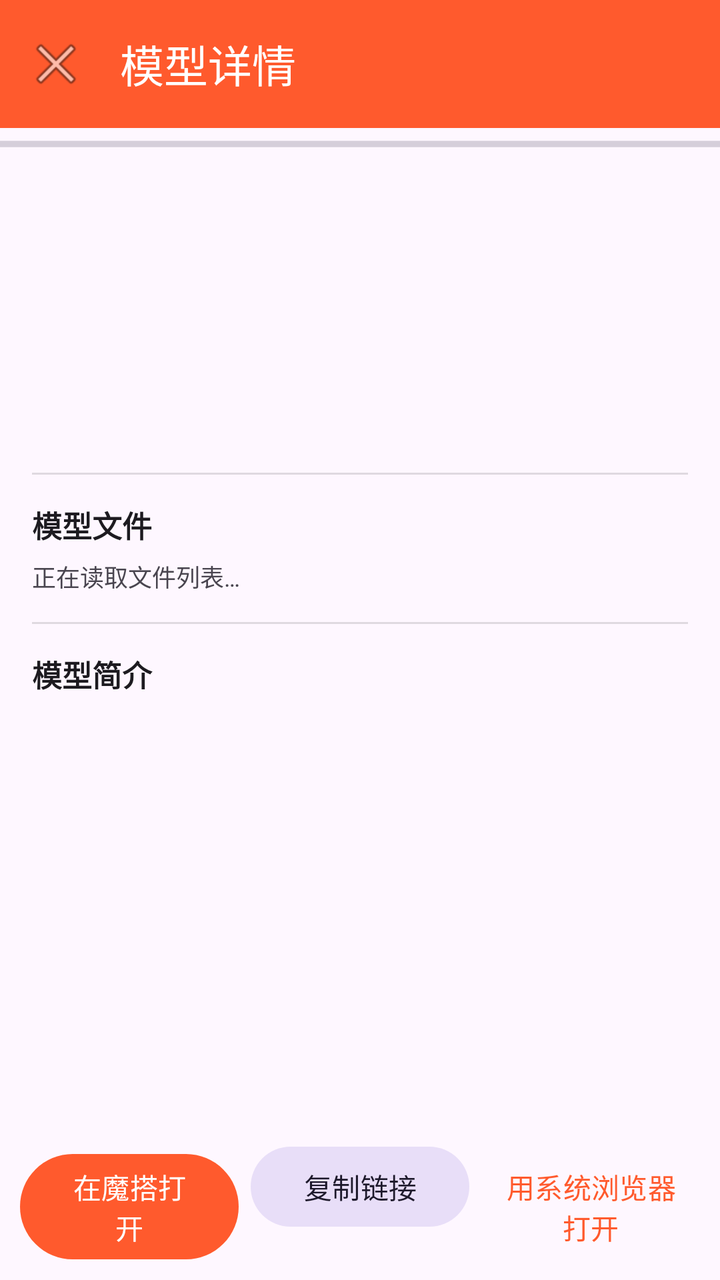
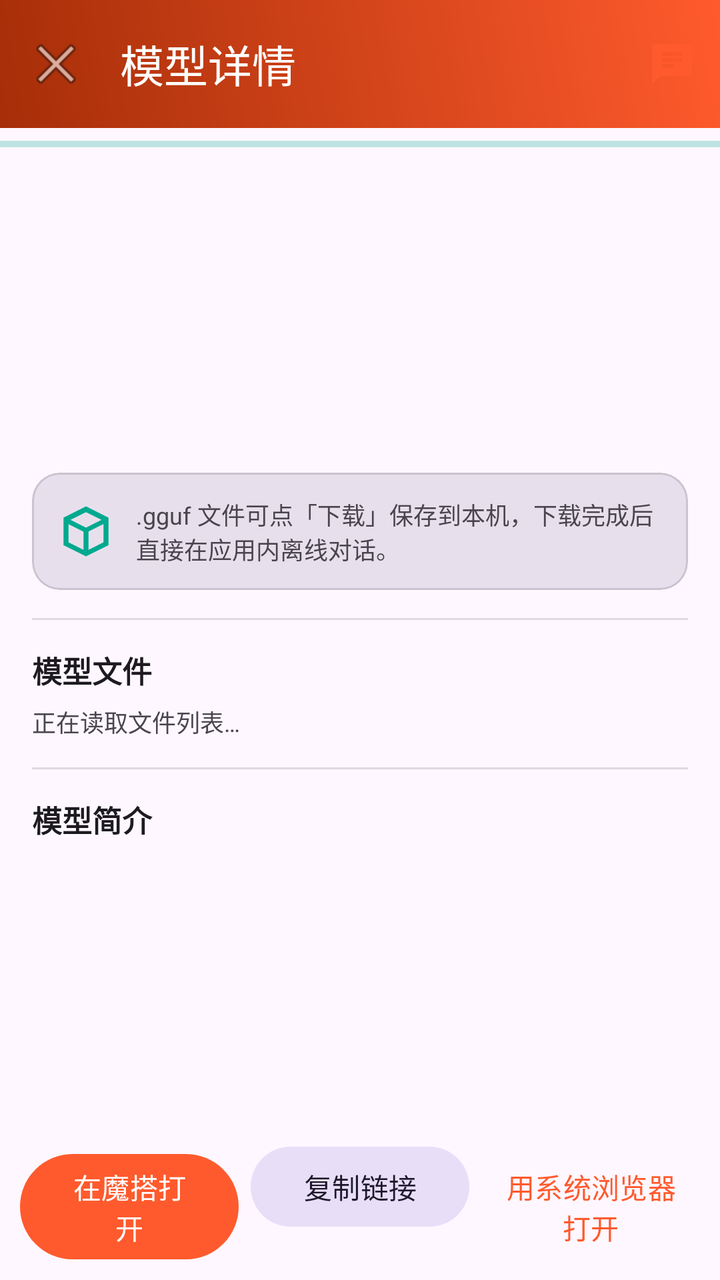

Before-and-after screenshots of an Android layout around one commit, followed by the original layout XML and the change that was made.
<!-- AndroidManifest.xml: application theme Theme.MScope -->
<!-- res/layout/activity_detail.xml -->
<?xml version="1.0" encoding="utf-8"?>
<LinearLayout xmlns:android="http://schemas.android.com/apk/res/android"
    xmlns:app="http://schemas.android.com/apk/res-auto"
    android:id="@+id/root"
    android:layout_width="match_parent"
    android:layout_height="match_parent"
    android:background="?attr/colorSurface"
    android:orientation="vertical">

    <com.google.android.material.appbar.MaterialToolbar
        android:id="@+id/dToolbar"
        android:layout_width="match_parent"
        android:layout_height="?attr/actionBarSize"
        android:background="@color/brand"
        app:navigationIcon="@android:drawable/ic_menu_close_clear_cancel"
        app:title="@string/detail_title"
        app:titleTextColor="@color/white" />

    <ProgressBar
        android:id="@+id/dProgress"
        style="?android:attr/progressBarStyleHorizontal"
        android:layout_width="match_parent"
        android:layout_height="wrap_content"
        android:indeterminate="true"
        android:visibility="visible" />

    <androidx.core.widget.NestedScrollView
        android:layout_width="match_parent"
        android:layout_height="0dp"
        android:layout_weight="1"
        android:fillViewport="true">

        <LinearLayout
            android:layout_width="match_parent"
            android:layout_height="wrap_content"
            android:orientation="vertical"
            android:padding="16dp">

            <TextView
                android:id="@+id/dTitle"
                android:layout_width="match_parent"
                android:layout_height="wrap_content"
                android:textColor="?android:attr/textColorPrimary"
                android:textSize="21sp"
                android:textStyle="bold" />

            <TextView
                android:id="@+id/dOwner"
                android:layout_width="match_parent"
                android:layout_height="wrap_content"
                android:layout_marginTop="4dp"
                android:textColor="?android:attr/textColorSecondary"
                android:textSize="13sp" />

            <TextView
                android:id="@+id/dMeta"
                android:layout_width="match_parent"
                android:layout_height="wrap_content"
                android:layout_marginTop="10dp"
                android:textColor="@color/brand"
                android:textSize="14sp" />

            <TextView
                android:id="@+id/dTask"
                android:layout_width="match_parent"
                android:layout_height="wrap_content"
                android:layout_marginTop="6dp"
                android:textColor="?android:attr/textColorPrimary"
                android:textSize="13sp" />

            <TextView
                android:id="@+id/dTime"
                android:layout_width="match_parent"
                android:layout_height="wrap_content"
                android:layout_marginTop="6dp"
                android:textColor="?android:attr/textColorSecondary"
                android:textSize="13sp" />

            <View
                android:layout_width="match_parent"
                android:layout_height="1dp"
                android:layout_marginTop="14dp"
                android:layout_marginBottom="14dp"
                android:background="?android:attr/listDivider" />

            <TextView
                android:layout_width="match_parent"
                android:layout_height="wrap_content"
                android:text="@string/files_title"
                android:textColor="?android:attr/textColorPrimary"
                android:textSize="15sp"
                android:textStyle="bold" />

            <TextView
                android:id="@+id/dFilesStatus"
                android:layout_width="match_parent"
                android:layout_height="wrap_content"
                android:layout_marginTop="6dp"
                android:text="@string/files_loading"
                android:textColor="?android:attr/textColorSecondary"
                android:textSize="12sp" />

            <androidx.recyclerview.widget.RecyclerView
                android:id="@+id/dFiles"
                android:layout_width="match_parent"
                android:layout_height="wrap_content"
                android:nestedScrollingEnabled="false" />

            <View
                android:layout_width="match_parent"
                android:layout_height="1dp"
                android:layout_marginTop="14dp"
                android:layout_marginBottom="14dp"
                android:background="?android:attr/listDivider" />

            <TextView
                android:layout_width="match_parent"
                android:layout_height="wrap_content"
                android:text="模型简介"
                android:textColor="?android:attr/textColorPrimary"
                android:textSize="15sp"
                android:textStyle="bold" />

            <TextView
                android:id="@+id/dDesc"
                android:layout_width="match_parent"
                android:layout_height="wrap_content"
                android:layout_marginTop="8dp"
                android:lineSpacingExtra="4dp"
                android:textColor="?android:attr/textColorPrimary"
                android:textSize="14sp" />
        </LinearLayout>
    </androidx.core.widget.NestedScrollView>

    <LinearLayout
        android:layout_width="match_parent"
        android:layout_height="wrap_content"
        android:orientation="horizontal"
        android:padding="10dp">

        <com.google.android.material.button.MaterialButton
            android:id="@+id/dBtnOpen"
            android:layout_width="0dp"
            android:layout_height="wrap_content"
            android:layout_weight="1"
            android:text="@string/btn_open" />

        <com.google.android.material.button.MaterialButton
            android:id="@+id/dBtnCopy"
            style="@style/Widget.Material3.Button.TonalButton"
            android:layout_width="0dp"
            android:layout_height="wrap_content"
            android:layout_marginStart="6dp"
            android:layout_weight="1"
            android:text="@string/btn_copy" />

        <com.google.android.material.button.MaterialButton
            android:id="@+id/dBtnBrowser"
            style="@style/Widget.Material3.Button.TextButton"
            android:layout_width="0dp"
            android:layout_height="wrap_content"
            android:layout_marginStart="6dp"
            android:layout_weight="1"
            android:text="@string/btn_browser" />
    </LinearLayout>

</LinearLayout>
<!-- resources referenced by this layout -->
<resources>
  <color name="brand">#FF5A2D</color>
  <color name="white">#FFFFFFFF</color>
  <string name="btn_browser">用系统浏览器打开</string>
  <string name="btn_copy">复制链接</string>
  <string name="btn_open">在魔搭打开</string>
  <string name="detail_title">模型详情</string>
  <string name="files_loading">正在读取文件列表…</string>
  <string name="files_title">模型文件</string>
  <style name="Theme.MScope" parent="Theme.Material3.DayNight.NoActionBar">
          <item name="colorPrimary">@color/brand</item>
          <item name="colorOnPrimary">@color/white</item>
          <item name="android:statusBarColor">@android:color/transparent</item>
      </style>
</resources>

<!-- the commit's change to res/layout/activity_detail.xml (unified diff, before → after) -->
@@ -11,7 +11,8 @@
         android:id="@+id/dToolbar"
         android:layout_width="match_parent"
         android:layout_height="?attr/actionBarSize"
-        android:background="@color/brand"
+        android:background="@drawable/bg_header_gradient"
+        app:menu="@menu/menu_detail"
         app:navigationIcon="@android:drawable/ic_menu_close_clear_cancel"
         app:title="@string/detail_title"
         app:titleTextColor="@color/white" />
@@ -76,12 +77,45 @@
                 android:textColor="?android:attr/textColorSecondary"
                 android:textSize="13sp" />
 
+            <com.google.android.material.card.MaterialCardView
+                android:layout_width="match_parent"
+                android:layout_height="wrap_content"
+                android:layout_marginTop="14dp"
+                app:cardCornerRadius="14dp"
+                app:cardElevation="0dp"
+                app:cardBackgroundColor="?attr/colorSurfaceVariant">
+
+                <LinearLayout
+                    android:layout_width="match_parent"
+                    android:layout_height="wrap_content"
+                    android:gravity="center_vertical"
+                    android:orientation="horizontal"
+                    android:padding="12dp">
+
+                    <ImageView
+                        android:layout_width="30dp"
+                        android:layout_height="30dp"
+                        android:contentDescription="@string/detail_title"
+                        android:src="@drawable/ic_model"
+                        app:tint="@color/accent" />
+
+                    <TextView
+                        android:layout_width="0dp"
+                        android:layout_height="wrap_content"
+                        android:layout_marginStart="10dp"
+                        android:layout_weight="1"
+                        android:text="@string/detail_gguf_tip"
+                        android:textColor="?android:attr/textColorSecondary"
+                        android:textSize="12sp" />
+                </LinearLayout>
+            </com.google.android.material.card.MaterialCardView>
+
             <View
                 android:layout_width="match_parent"
                 android:layout_height="1dp"
                 android:layout_marginTop="14dp"
                 android:layout_marginBottom="14dp"
-                android:background="?android:attr/listDivider" />
+                android:background="@color/divider" />
 
             <TextView
                 android:layout_width="match_parent"
@@ -111,12 +145,12 @@
                 android:layout_height="1dp"
                 android:layout_marginTop="14dp"
                 android:layout_marginBottom="14dp"
-                android:background="?android:attr/listDivider" />
-
-            <TextView
-                android:layout_width="match_parent"
-                android:layout_height="wrap_content"
-                android:text="模型简介"
+                android:background="@color/divider" />
+
+            <TextView
+                android:layout_width="match_parent"
+                android:layout_height="wrap_content"
+                android:text="@string/detail_intro"
                 android:textColor="?android:attr/textColorPrimary"
                 android:textSize="15sp"
                 android:textStyle="bold" />
<!-- resource entries referenced after the edit -->
@@ -1,17 +1,46 @@
 <!-- resources referenced by this layout -->
 <resources>
+  <color name="accent">#00A98F</color>
   <color name="brand">#FF5A2D</color>
+  <color name="divider">#1F000000</color>
   <color name="white">#FFFFFFFF</color>
+  <!-- drawable bg_header_gradient (drawable) -->
+  <?xml version="1.0" encoding="utf-8"?>
+  <shape xmlns:android="http://schemas.android.com/apk/res/android"
+      android:shape="rectangle">
+      <gradient
+          android:angle="45"
+          android:endColor="@color/brand"
+          android:startColor="@color/brand_deep"
+          android:type="linear" />
+  </shape>
+  <!-- drawable ic_model (drawable) -->
+  <vector xmlns:android="http://schemas.android.com/apk/res/android"
+      android:width="24dp"
+      android:height="24dp"
+      android:viewportWidth="24"
+      android:viewportHeight="24"
+      android:tint="@color/white">
+      <path
+          android:fillColor="@android:color/white"
+          android:pathData="M12,2L3,6.5v11L12,22l9,-4.5v-11L12,2zM12,4.3l6.2,3.1L12,10.5 5.8,7.4 12,4.3zM5,9.1l6,3v7.3l-6,-3V9.1zM13,19.4v-7.3l6,-3v7.3l-6,3z" />
+  </vector>
   <string name="btn_browser">用系统浏览器打开</string>
   <string name="btn_copy">复制链接</string>
   <string name="btn_open">在魔搭打开</string>
+  <string name="detail_gguf_tip">.gguf 文件可点「下载」保存到本机，下载完成后直接在应用内离线对话。</string>
+  <string name="detail_intro">模型简介</string>
   <string name="detail_title">模型详情</string>
   <string name="files_loading">正在读取文件列表…</string>
   <string name="files_title">模型文件</string>
   <style name="Theme.MScope" parent="Theme.Material3.DayNight.NoActionBar">
           <item name="colorPrimary">@color/brand</item>
           <item name="colorOnPrimary">@color/white</item>
+          <item name="colorSecondary">@color/accent</item>
+          <item name="colorOnSecondary">@color/white</item>
           <item name="android:statusBarColor">@android:color/transparent</item>
+          <item name="android:navigationBarColor">@android:color/transparent</item>
       </style>
+  <color name="brand_deep">#A62E08</color>
 </resources>
 
